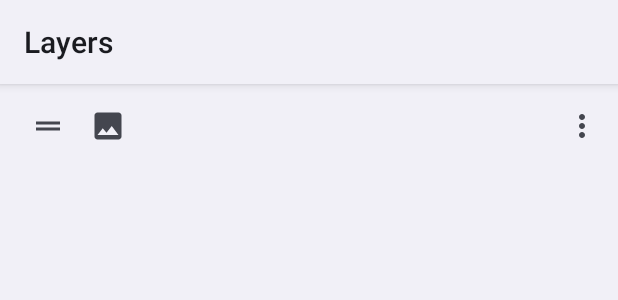
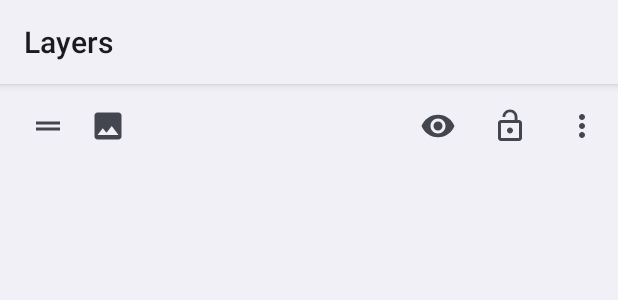
Before and after one commit to drhydr0/OpenLayers, an Android app: the layout item_layer.xml on its own in the app's theme, with its tools: preview values and no code run, on a phone screen of 412 x 824 dp. Shown: the top 300 px of the screen. Run offline under Robolectric (Android 15) with nearby library versions, the phone set to English and light mode, and no system bars.

Commit message:
Add save indicator and layer lock and visibility
- A status line under the project name shows Saving…, then Saved only
  once the newest edit and its history are on disk. After a failed save
  it shows "Not saved · tap to retry".
- Eye and lock toggles on each layer row, each one undo step. Hidden
  layers are dimmed in the list.
- Locked or hidden layers can be selected in the panel (outline only)
  but not moved by touch, and taps on the canvas pass through them.

Co-Authored-By: Claude Fable 5.2 <noreply@anthropic.com>
Claude-Session: https://claude.ai/code/session_01TR9B781iKaywFzwKjXBGyT

```diff
--- a/app/src/main/java/io/github/drhydr0/layers/document/Layer.kt
+++ b/app/src/main/java/io/github/drhydr0/layers/document/Layer.kt
@@ -13,6 +13,8 @@ sealed interface Layer {
 
     fun withTransform(transform: Transform): Layer
     fun withName(name: String): Layer
+    fun withVisible(visible: Boolean): Layer
+    fun withLocked(locked: Boolean): Layer
 }
 
 data class ImageLayer(
@@ -30,6 +32,8 @@ data class ImageLayer(
 
     override fun withTransform(transform: Transform) = copy(transform = transform)
     override fun withName(name: String) = copy(name = name)
+    override fun withVisible(visible: Boolean) = copy(visible = visible)
+    override fun withLocked(locked: Boolean) = copy(locked = locked)
 }
 
 enum class TextAlignment { START, CENTER, END }
@@ -64,6 +68,8 @@ data class TextLayer(
 
     override fun withTransform(transform: Transform) = copy(transform = transform)
     override fun withName(name: String) = copy(name = name)
+    override fun withVisible(visible: Boolean) = copy(visible = visible)
+    override fun withLocked(locked: Boolean) = copy(locked = locked)
 }
 
 private fun requireOpacity(opacity: Double) =
--- a/app/src/main/java/io/github/drhydr0/layers/history/LayerCommands.kt
+++ b/app/src/main/java/io/github/drhydr0/layers/history/LayerCommands.kt
@@ -141,5 +141,11 @@ data class UpdateLayer(
             of(document, document.requireLayer(id).withName(name), "Rename layer")
 
         fun editText(document: Document, after: TextLayer) = of(document, after, "Change text")
+
+        fun setVisible(document: Document, id: LayerId, visible: Boolean) =
+            of(document, document.requireLayer(id).withVisible(visible), if (visible) "Show layer" else "Hide layer")
+
+        fun setLocked(document: Document, id: LayerId, locked: Boolean) =
+            of(document, document.requireLayer(id).withLocked(locked), if (locked) "Lock layer" else "Unlock layer")
     }
 }
--- a/app/src/main/java/io/github/drhydr0/layers/interaction/CanvasTouchController.kt
+++ b/app/src/main/java/io/github/drhydr0/layers/interaction/CanvasTouchController.kt
@@ -104,7 +104,8 @@ class CanvasTouchController(
         downY = event.y
         moved = false
         val point = toCanvas(event.x, event.y)
-        val selected = selectedId?.let(doc::layer)?.takeIf { !it.locked }
+        // Locked or hidden layers stay selectable in the panel but can't be moved by touch.
+        val selected = selectedId?.let(doc::layer)?.takeIf { !it.locked && it.visible }
 
         val handle = selected?.let { overlay.handleAt(doc, it, event.x, event.y) }
         // A finger inside the selected layer keeps it as the target even if another layer covers it.
--- a/app/src/main/java/io/github/drhydr0/layers/interaction/SelectionOverlay.kt
+++ b/app/src/main/java/io/github/drhydr0/layers/interaction/SelectionOverlay.kt
@@ -63,7 +63,7 @@ class SelectionOverlay(
         c.drop(1).forEach { path.lineTo(it.x.toFloat(), it.y.toFloat()) }
         path.close()
         canvas.drawPath(path, outlinePaint)
-        if (layer.locked) return
+        if (layer.locked || !layer.visible) return
 
         val all = handles(doc, layer)
         val topMid = mid(c[0], c[1])
--- a/app/src/main/java/io/github/drhydr0/layers/ui/EditorSession.kt
+++ b/app/src/main/java/io/github/drhydr0/layers/ui/EditorSession.kt
@@ -28,6 +28,9 @@ class EditorSession(
     /** Applies a change through history, the only way UI code edits the document. */
     fun commit(command: Command) = history.execute(command)
 
+    /** Tries the newest change again after a failed save. */
+    fun retrySave() = save()
+
     private fun save() {
         info = info.copy(modifiedAtMillis = clock())
         // Document and history go into one file, so they can't disagree after a crash.
--- /dev/null
+++ b/app/src/main/res/drawable/ic_lock_open.xml
@@ -0,0 +1,11 @@
+<?xml version="1.0" encoding="utf-8"?>
+<vector xmlns:android="http://schemas.android.com/apk/res/android"
+    android:width="24dp"
+    android:height="24dp"
+    android:tint="?android:attr/colorControlNormal"
+    android:viewportWidth="24"
+    android:viewportHeight="24">
+    <path
+        android:fillColor="#FFFFFFFF"
+        android:pathData="M12,17c1.1,0 2,-0.9 2,-2s-0.9,-2 -2,-2 -2,0.9 -2,2 0.9,2 2,2zM18,8h-1V6c0,-2.76 -2.24,-5 -5,-5S7,3.24 7,6h1.9c0,-1.71 1.39,-3.1 3.1,-3.1 1.71,0 3.1,1.39 3.1,3.1v2H6c-1.1,0 -2,0.9 -2,2v10c0,1.1 0.9,2 2,2h12c1.1,0 2,-0.9 2,-2V10c0,-1.1 -0.9,-2 -2,-2zM18,20H6V10h12v10z" />
+</vector>
--- /dev/null
+++ b/app/src/main/res/drawable/ic_visibility.xml
@@ -0,0 +1,11 @@
+<?xml version="1.0" encoding="utf-8"?>
+<vector xmlns:android="http://schemas.android.com/apk/res/android"
+    android:width="24dp"
+    android:height="24dp"
+    android:tint="?android:attr/colorControlNormal"
+    android:viewportWidth="24"
+    android:viewportHeight="24">
+    <path
+        android:fillColor="#FFFFFFFF"
+        android:pathData="M12,4.5C7,4.5 2.73,7.61 1,12c1.73,4.39 6,7.5 11,7.5s9.27,-3.11 11,-7.5c-1.73,-4.39 -6,-7.5 -11,-7.5zM12,17c-2.76,0 -5,-2.24 -5,-5s2.24,-5 5,-5 5,2.24 5,5 -2.24,5 -5,5zM12,9c-1.66,0 -3,1.34 -3,3s1.34,3 3,3 3,-1.34 3,-3 -1.34,-3 -3,-3z" />
+</vector>
--- a/app/src/main/res/layout/item_layer.xml
+++ b/app/src/main/res/layout/item_layer.xml
@@ -53,6 +53,22 @@
     </LinearLayout>
 
     <ImageButton
+        android:id="@+id/layer_visible"
+        android:layout_width="48dp"
+        android:layout_height="48dp"
+        android:background="?android:attr/selectableItemBackgroundBorderless"
+        android:contentDescription="@string/layers_toggle_visible_generic"
+        android:src="@drawable/ic_visibility" />
+
+    <ImageButton
+        android:id="@+id/layer_lock"
+        android:layout_width="48dp"
+        android:layout_height="48dp"
+        android:background="?android:attr/selectableItemBackgroundBorderless"
+        android:contentDescription="@string/layers_toggle_lock_generic"
+        android:src="@drawable/ic_lock_open" />
+
+    <ImageButton
         android:id="@+id/layer_more"
         android:layout_width="48dp"
         android:layout_height="48dp"
```
Also changed, not shown: app/src/main/java/io/github/drhydr0/layers/ui/EditorActivity.kt (+34 -5 lines), app/src/main/java/io/github/drhydr0/layers/ui/LayersPanel.kt (+22 -0 lines), app/src/main/java/io/github/drhydr0/layers/ui/SaveTracker.kt (added, +37 -0 lines), app/src/main/res/drawable/ic_lock.xml (added, +11 -0 lines), app/src/main/res/drawable/ic_visibility_off.xml (added, +11 -0 lines), app/src/main/res/layout/activity_editor.xml (+20 -5 lines), app/src/main/res/values/strings.xml (+10 -1 lines), 2 other files.
